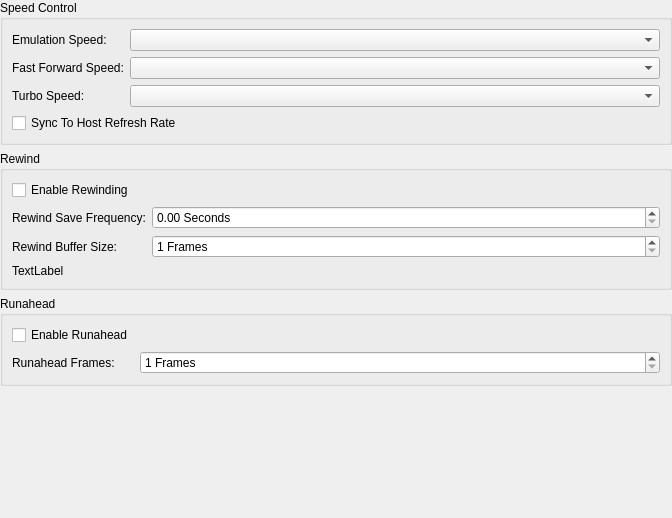
Before: the Qt Designer form src/duckstation-qt/emulationsettingswidget.ui in kofxi3584karlayang/duckstation, drawn with Qt 5.
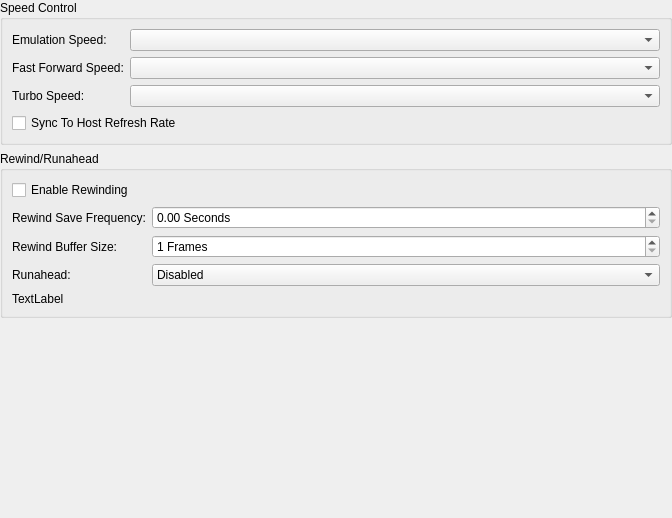
After: the same form once the commit is applied.

Commit message: Qt: Simplify runahead settings

```diff
--- a/src/duckstation-qt/emulationsettingswidget.ui
+++ b/src/duckstation-qt/emulationsettingswidget.ui
@@ -75,7 +75,7 @@
    <item>
     <widget class="QGroupBox" name="groupBox">
      <property name="title">
-      <string>Rewind</string>
+      <string>Rewind/Runahead</string>
      </property>
      <layout class="QFormLayout" name="formLayout">
       <item row="0" column="0" colspan="2">
@@ -125,7 +125,73 @@
         </property>
        </widget>
       </item>
-      <item row="3" column="0" colspan="2">
+      <item row="3" column="0">
+       <widget class="QLabel" name="label_3">
+        <property name="text">
+         <string>Runahead:</string>
+        </property>
+       </widget>
+      </item>
+      <item row="3" column="1">
+       <widget class="QComboBox" name="runaheadFrames">
+        <item>
+         <property name="text">
+          <string>Disabled</string>
+         </property>
+        </item>
+        <item>
+         <property name="text">
+          <string>1 Frame</string>
+         </property>
+        </item>
+        <item>
+         <property name="text">
+          <string>2 Frames</string>
+         </property>
+        </item>
+        <item>
+         <property name="text">
+          <string>3 Frames</string>
+         </property>
+        </item>
+        <item>
+         <property name="text">
+          <string>4 Frames</string>
+         </property>
+        </item>
+        <item>
+         <property name="text">
+          <string>5 Frames</string>
+         </property>
+        </item>
+        <item>
+         <property name="text">
+          <string>6 Frames</string>
+         </property>
+        </item>
+        <item>
+         <property name="text">
+          <string>7 Frames</string>
+         </property>
+        </item>
+        <item>
+         <property name="text">
+          <string>8 Frames</string>
+         </property>
+        </item>
+        <item>
+         <property name="text">
+          <string>9 Frames</string>
+         </property>
+        </item>
+        <item>
+         <property name="text">
+          <string>10 Frames</string>
+         </property>
+        </item>
+       </widget>
+      </item>
+      <item row="4" column="0" colspan="2">
        <widget class="QLabel" name="rewindSummary">
         <property name="text">
          <string>TextLabel</string>
@@ -138,42 +204,6 @@
      </layout>
     </widget>
    </item>
-   <item>
-    <widget class="QGroupBox" name="groupBox_2">
-     <property name="title">
-      <string>Runahead</string>
-     </property>
-     <layout class="QFormLayout" name="formLayout_3">
-      <item row="0" column="0">
-       <widget class="QCheckBox" name="runaheadEnable">
-        <property name="text">
-         <string>Enable Runahead</string>
-        </property>
-       </widget>
-      </item>
-      <item row="1" column="0">
-       <widget class="QLabel" name="label_3">
-        <property name="text">
-         <string>Runahead Frames:</string>
-        </property>
-       </widget>
-      </item>
-      <item row="1" column="1">
-       <widget class="QSpinBox" name="runaheadFrames">
-        <property name="suffix">
-         <string> Frames</string>
-        </property>
-        <property name="minimum">
-         <number>1</number>
-        </property>
-        <property name="maximum">
-         <number>20</number>
-        </property>
-       </widget>
-      </item>
-     </layout>
-    </widget>
-   </item>
    <item>
     <spacer name="verticalSpacer">
      <property name="orientation">
```
The commit also changes 6 other files.
